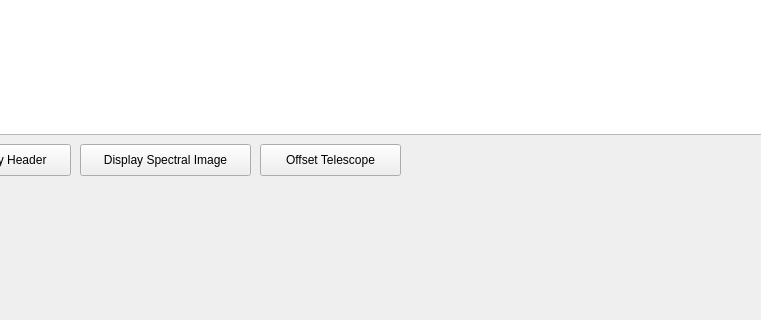
Qt form llamas_pyjamas/GUI/obslog.ui (mit-kavli-institute/llamas-pyjamas) before a commit; both pictures show x 220 to 981 and y 125 to 445 of the 1115 by 863 pixel window.
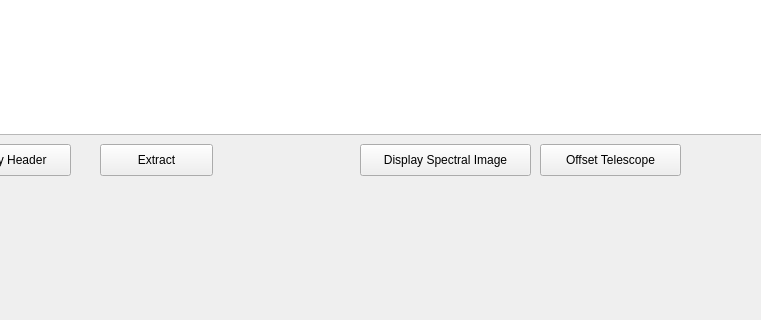
The same form after that commit.

Commit message: added extraction button

```diff
--- a/llamas_pyjamas/GUI/obslog.ui
+++ b/llamas_pyjamas/GUI/obslog.ui
@@ -109,7 +109,7 @@
    <widget class="QPushButton" name="quicklookButton">
     <property name="geometry">
      <rect>
-      <x>300</x>
+      <x>580</x>
       <y>250</y>
       <width>171</width>
       <height>32</height>
@@ -152,7 +152,7 @@
    <widget class="QPushButton" name="tcsOffsetButton">
     <property name="geometry">
      <rect>
-      <x>480</x>
+      <x>760</x>
       <y>250</y>
       <width>141</width>
       <height>32</height>
@@ -162,6 +162,19 @@
      <string>Offset Telescope</string>
     </property>
    </widget>
+   <widget class="QPushButton" name="extractButton">
+    <property name="geometry">
+     <rect>
+      <x>320</x>
+      <y>250</y>
+      <width>113</width>
+      <height>32</height>
+     </rect>
+    </property>
+    <property name="text">
+     <string>Extract</string>
+    </property>
+   </widget>
   </widget>
   <widget class="QMenuBar" name="menubar">
    <property name="geometry">
```
